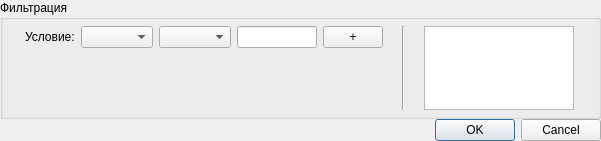
Qt form ui/filtrationwidget.ui (snip89/wsnsim-postprocessor) before a commit.
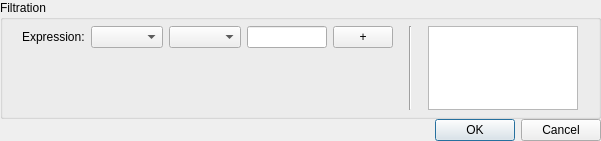
The same form after that commit.

```diff
--- a/ui/filtrationwidget.ui
+++ b/ui/filtrationwidget.ui
@@ -41,7 +41,7 @@
      <item row="0" column="0">
       <widget class="QGroupBox" name="filtrationGroupBox">
        <property name="title">
-        <string>Фильтрация</string>
+        <string>Filtration</string>
        </property>
        <layout class="QGridLayout" name="gridLayout_8">
         <property name="horizontalSpacing">
@@ -86,7 +86,7 @@
                </sizepolicy>
               </property>
               <property name="text">
-               <string>Условие:</string>
+               <string>Expression:</string>
               </property>
              </widget>
             </item>
```
Left out of the diff: 2 changed lines with no effect on the pictures.
